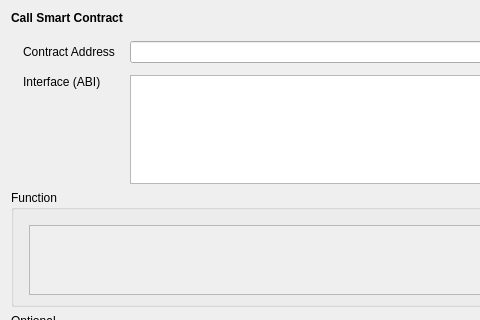
HTMLCOIN/HTMLCOIN, file src/qt/forms/callcontract.ui: the form before one commit; both pictures show x 0 to 480 and y 0 to 320 of the 690 by 467 pixel window.
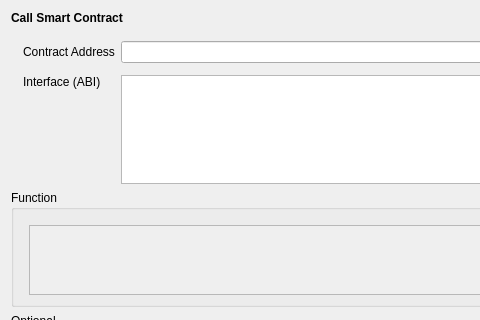
The form after the commit. Custom widgets are drawn as their Qt base class.

Diff of the .ui file:
```diff
--- a/src/qt/forms/callcontract.ui
+++ b/src/qt/forms/callcontract.ui
@@ -68,7 +68,7 @@
           <number>12</number>
          </property>
          <property name="horizontalSpacing">
-          <number>15</number>
+          <number>6</number>
          </property>
          <property name="verticalSpacing">
           <number>12</number>
```
Left out of the diff: 4 changed lines with no effect on the pictures.
